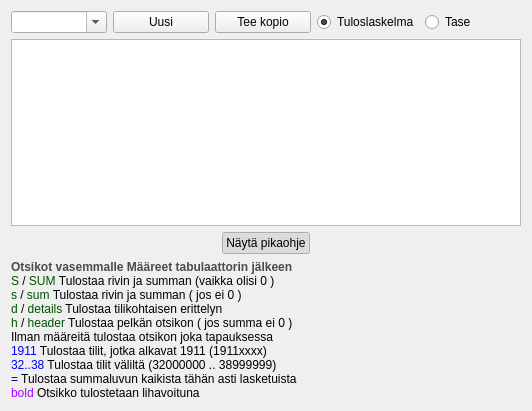
Above: kitupiikki/maaritys/raportinmuokkaus.ui from artoh/kitupiikki before the change. Below: the same form after it.
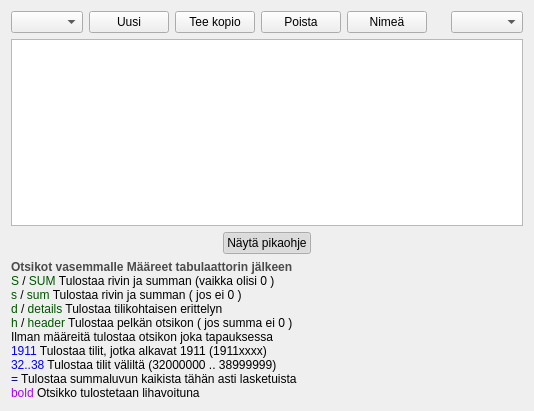
That is the form after the change. Icons and pictures are not drawn.

Patch:
```diff
--- a/kitupiikki/maaritys/raportinmuokkaus.ui
+++ b/kitupiikki/maaritys/raportinmuokkaus.ui
@@ -6,7 +6,7 @@
    <rect>
     <x>0</x>
     <y>0</y>
-    <width>532</width>
+    <width>534</width>
     <height>411</height>
    </rect>
   </property>
@@ -19,7 +19,7 @@
      <item>
       <widget class="QComboBox" name="valintaCombo">
        <property name="editable">
-        <bool>true</bool>
+        <bool>false</bool>
        </property>
       </widget>
      </item>
@@ -38,22 +38,39 @@
       </widget>
      </item>
      <item>
-      <widget class="QRadioButton" name="tulosRadio">
+      <widget class="QPushButton" name="poistaNappi">
        <property name="text">
-        <string>Tuloslaskelma</string>
+        <string>Poista</string>
        </property>
-       <property name="checked">
-        <bool>true</bool>
+       <property name="icon">
+        <iconset resource="../pic/pic.qrc">
+         <normaloff>:/pic/roskis.png</normaloff>:/pic/roskis.png</iconset>
        </property>
       </widget>
      </item>
      <item>
-      <widget class="QRadioButton" name="taseRadio">
+      <widget class="QPushButton" name="nimeaNappi">
        <property name="text">
-        <string>Tase</string>
+        <string>Nimeä</string>
        </property>
       </widget>
      </item>
+     <item>
+      <spacer name="horizontalSpacer_3">
+       <property name="orientation">
+        <enum>Qt::Horizontal</enum>
+       </property>
+       <property name="sizeHint" stdset="0">
+        <size>
+         <width>40</width>
+         <height>20</height>
+        </size>
+       </property>
+      </spacer>
+     </item>
+     <item>
+      <widget class="QComboBox" name="tyyppiCombo"/>
+     </item>
     </layout>
    </item>
    <item>
```
Left out of the diff: 8 changed lines with no effect on the pictures.
